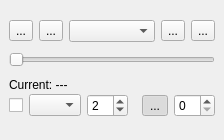
First picture: the form in src/LayerSliderDockWidgetBase.ui, repository mobermayer/layer-slider, before the edit.
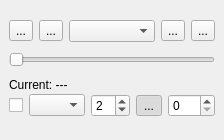
Second picture: the form after the edit.

```diff
--- a/src/LayerSliderDockWidgetBase.ui
+++ b/src/LayerSliderDockWidgetBase.ui
@@ -284,6 +284,18 @@
            <verstretch>0</verstretch>
           </sizepolicy>
          </property>
+         <property name="minimumSize">
+          <size>
+           <width>39</width>
+           <height>0</height>
+          </size>
+         </property>
+         <property name="maximumSize">
+          <size>
+           <width>39</width>
+           <height>16777215</height>
+          </size>
+         </property>
          <property name="focusPolicy">
           <enum>Qt::NoFocus</enum>
          </property>
@@ -298,22 +310,6 @@
          </property>
         </widget>
        </item>
-       <item>
-        <spacer name="horizontalSpacer_2">
-         <property name="orientation">
-          <enum>Qt::Horizontal</enum>
-         </property>
-         <property name="sizeType">
-          <enum>QSizePolicy::Preferred</enum>
-         </property>
-         <property name="sizeHint" stdset="0">
-          <size>
-           <width>18</width>
-           <height>1</height>
-          </size>
-         </property>
-        </spacer>
-       </item>
        <item>
         <widget class="QToolButton" name="chk_avgdistinct">
          <property name="sizePolicy">
@@ -356,6 +352,18 @@
            <verstretch>0</verstretch>
           </sizepolicy>
          </property>
+         <property name="minimumSize">
+          <size>
+           <width>47</width>
+           <height>0</height>
+          </size>
+         </property>
+         <property name="maximumSize">
+          <size>
+           <width>47</width>
+           <height>16777215</height>
+          </size>
+         </property>
          <property name="focusPolicy">
           <enum>Qt::NoFocus</enum>
          </property>
```
Left out of the diff: 13 changed lines with no effect on the pictures.
